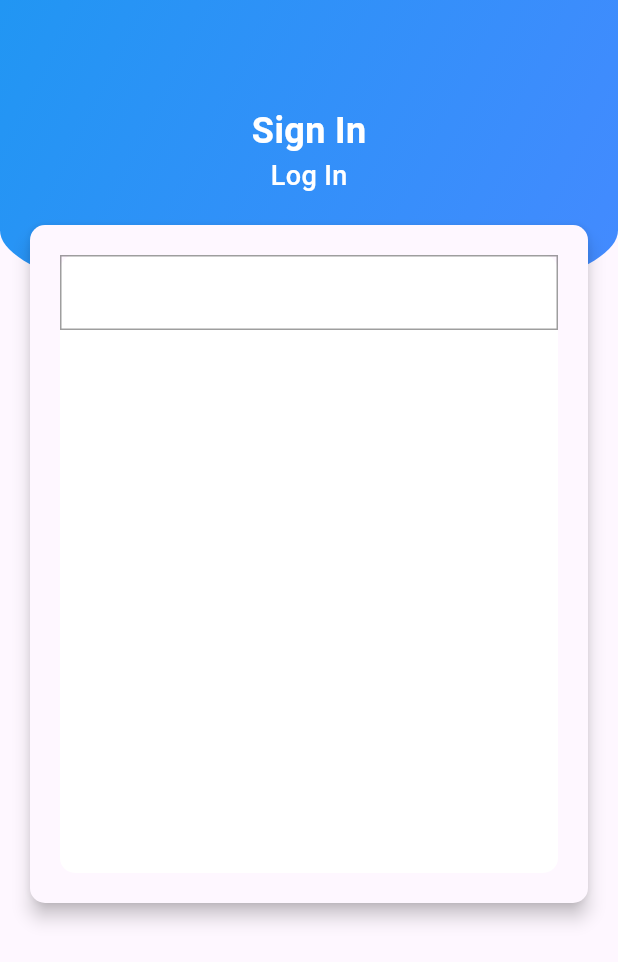
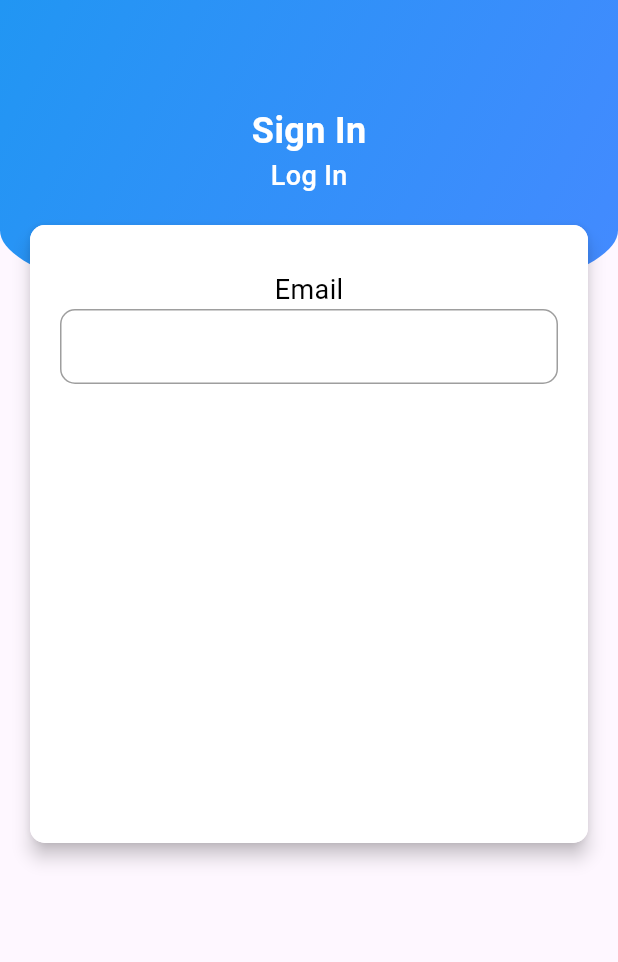
Before and after one commit to adogbeji/FlutterChatAppTwo, a Flutter app: the screen it shows after launch, on a phone screen of 412 x 824 dp. Shown: the top 962 px of the screen. Run offline on Flutter 3.47's test engine with Material 3 defaults, Android fonts, the phone set to English and light mode, and no system bars.

Commit message:
Add more styling & text to signin screen

```diff
--- a/lib/views/screens/auth/signin.dart
+++ b/lib/views/screens/auth/signin.dart
@@ -54,12 +54,13 @@ class _SignInState extends State<SignIn> {
                     ),
                   ),
                   Container(
-                    margin: const EdgeInsets.symmetric(vertical: 20, horizontal: 20),
+                    margin: const EdgeInsets.symmetric(
+                        vertical: 20, horizontal: 20),
                     child: Material(
                       elevation: 5.0,
                       borderRadius: BorderRadius.circular(10),
                       child: Container(
-                        margin: const EdgeInsets.symmetric(vertical: 20, horizontal: 20),
+                        padding: const EdgeInsets.symmetric(vertical: 30, horizontal: 20),
                         height: MediaQuery.of(context).size.height / 2,
                         width: MediaQuery.of(context).size.width,
                         decoration: BoxDecoration(
@@ -68,8 +69,22 @@ class _SignInState extends State<SignIn> {
                         ),
                         child: Column(
                           children: [
+                            const Text(
+                              'Email',
+                              style: TextStyle(
+                                fontSize: 18,
+                                color: Colors.black,
+                              ),
+                            ),
                             Container(
-                              decoration: BoxDecoration(border: Border.all(width: 1.0, color: Colors.black38,),),
+                              padding: const EdgeInsets.only(left: 40),
+                              decoration: BoxDecoration(
+                                border: Border.all(
+                                  width: 1.0,
+                                  color: Colors.black38,
+                                ),
+                                borderRadius: BorderRadius.circular(10),
+                              ),
                               child: const TextField(
                                 decoration: InputDecoration(
                                   border: InputBorder.none,
```
